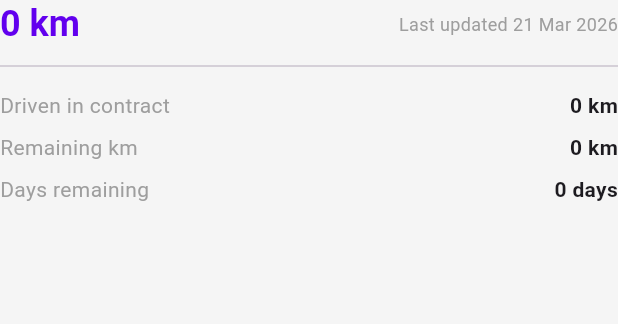
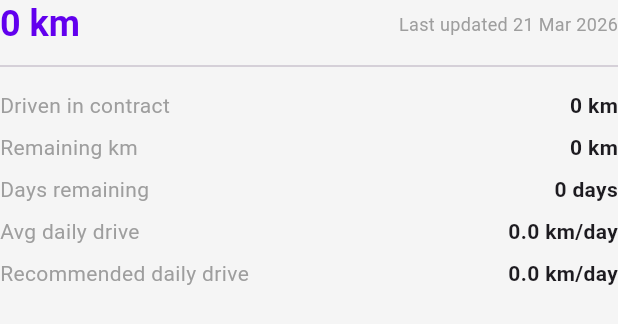
Before and after one commit to mmmshakeel/car_usage_tracker, a Flutter app: the _Content widget shown alone on an empty page, opened directly with empty values, on a phone screen of 412 x 824 dp. Shown: the top 324 px of the screen. Run offline on Flutter 3.47's test engine with Material 3 defaults, Android fonts, the phone set to English and light mode, and no system bars; our stand-ins replace drift, drift_flutter, fl_chart, flutter_riverpod, go_router, riverpod_annotation; accounts and stored records are empty; generated files the repository leaves out were written again.

Commit message:
feat(tracker): add avg daily drive and recommended daily drive to summary card
Compute avgDailyDrive as kmDrivenInContract divided by days elapsed
since lease start and add it to SummaryStats. Surface both avgDailyDrive
and the existing maxKmPerDayRemaining (recommended pace to finish within
the contract limit) as new rows in the summary card below Days remaining.

Co-Authored-By: Claude Sonnet 4.6 <noreply@anthropic.com>

```diff
--- a/lib/core/models/summary_stats.dart
+++ b/lib/core/models/summary_stats.dart
@@ -4,6 +4,7 @@ class SummaryStats {
   final int remainingDays;
   final double maxKmPerDayIdeal;
   final double maxKmPerDayRemaining;
+  final double avgDailyDrive;
   final int latestOdometerKm;
   final DateTime? lastUpdated;
 
@@ -13,6 +14,7 @@ class SummaryStats {
     required this.remainingDays,
     required this.maxKmPerDayIdeal,
     required this.maxKmPerDayRemaining,
+    required this.avgDailyDrive,
     required this.latestOdometerKm,
     this.lastUpdated,
   });
--- a/lib/core/providers/summary_stats_provider.dart
+++ b/lib/core/providers/summary_stats_provider.dart
@@ -33,12 +33,17 @@ SummaryStats? summaryStats(SummaryStatsRef ref) {
   final maxKmPerDayRemaining =
       remainingDays > 0 ? remainingKm / remainingDays : 0.0;
 
+  final daysSinceStart = today.difference(settings.leaseStartDate).inDays;
+  final avgDailyDrive =
+      daysSinceStart > 0 ? kmDrivenInContract / daysSinceStart : 0.0;
+
   return SummaryStats(
     kmDrivenInContract: kmDrivenInContract,
     remainingKm: remainingKm,
     remainingDays: remainingDays,
     maxKmPerDayIdeal: maxKmPerDayIdeal,
     maxKmPerDayRemaining: maxKmPerDayRemaining,
+    avgDailyDrive: avgDailyDrive,
     latestOdometerKm: latestOdometerKm,
     lastUpdated: lastUpdated,
   );
--- a/lib/features/tracker/widgets/summary_card.dart
+++ b/lib/features/tracker/widgets/summary_card.dart
@@ -74,6 +74,14 @@ class _Content extends StatelessWidget {
         _StatRow(label: 'Driven in contract', value: '${stats.kmDrivenInContract} km'),
         _StatRow(label: 'Remaining km', value: '${stats.remainingKm} km'),
         _StatRow(label: 'Days remaining', value: '${stats.remainingDays} days'),
+        _StatRow(
+          label: 'Avg daily drive',
+          value: '${stats.avgDailyDrive.toStringAsFixed(1)} km/day',
+        ),
+        _StatRow(
+          label: 'Recommended daily drive',
+          value: '${stats.maxKmPerDayRemaining.toStringAsFixed(1)} km/day',
+        ),
       ],
     );
   }
```
